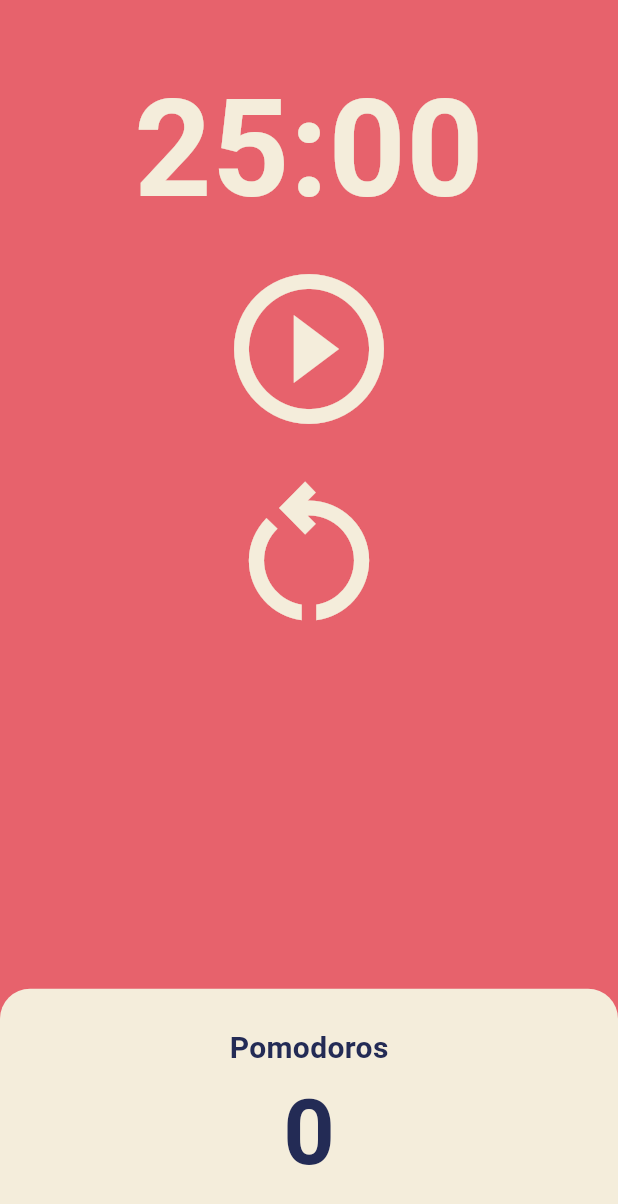
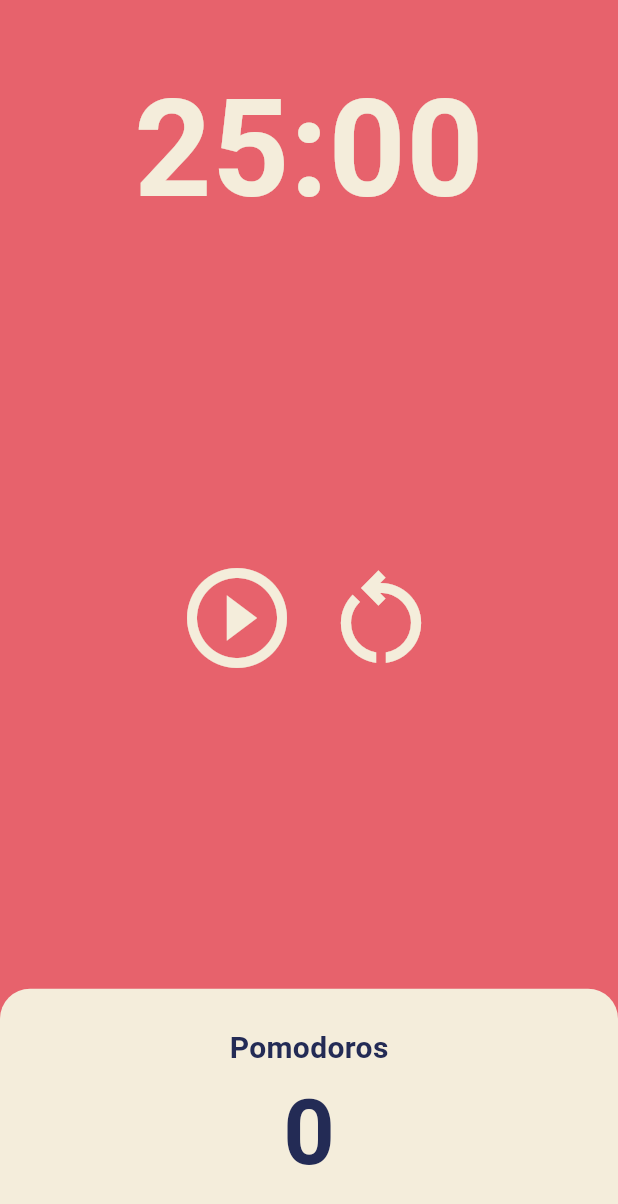
Before and after one commit to Alpaca92/IAL, a Flutter app: the screen it shows after launch, on a phone screen of 412 x 824 dp. Shown: the top 1204 px of the screen. Run offline on Flutter 3.47's test engine with Material 3 defaults, Android fonts, the phone set to English and light mode, and no system bars.

Commit message:
#5.4 code challenge (2)

```diff
--- a/toonflix/lib/screens/home_screen.dart
+++ b/toonflix/lib/screens/home_screen.dart
@@ -85,10 +85,11 @@ class _HomeScreenState extends State<HomeScreen> {
           Flexible(
             flex: 3,
             child: Center(
-              child: Column(
+              child: Row(
+                mainAxisAlignment: MainAxisAlignment.center,
                 children: [
                   IconButton(
-                    iconSize: 120,
+                    iconSize: 80,
                     color: Theme.of(context).cardColor,
                     onPressed: isRunning ? onPausePressed : onStartPressed,
                     icon: Icon(
@@ -98,7 +99,7 @@ class _HomeScreenState extends State<HomeScreen> {
                     ),
                   ),
                   IconButton(
-                    iconSize: 120,
+                    iconSize: 80,
                     color: Theme.of(context).cardColor,
                     onPressed: onRestartPressed,
                     icon: Icon(Icons.restart_alt_outlined),
```
